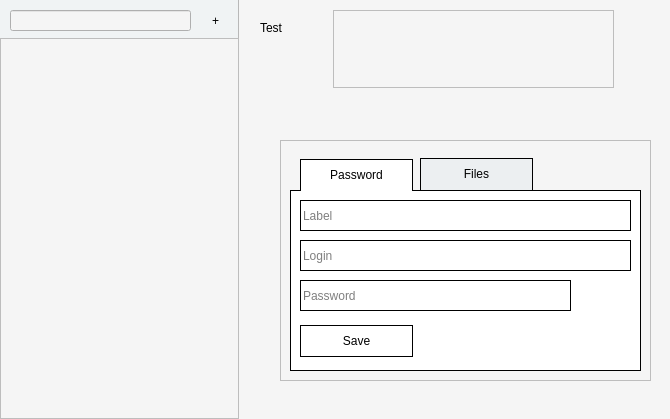
First picture: the form in mainwindow.ui, repository jwdeitch/simplesafe, before the edit.
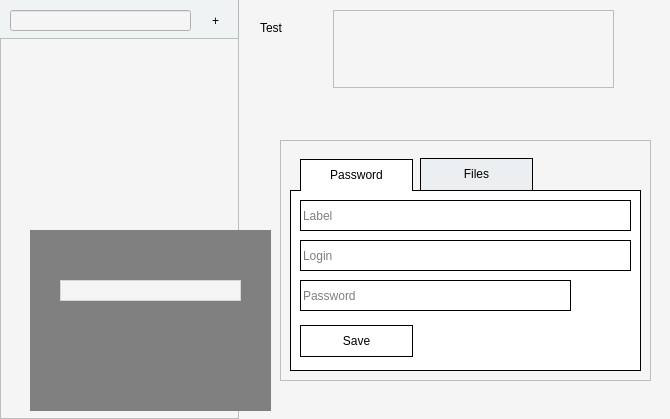
Second picture: the form after the edit. Icons and pictures are not drawn.

What changed in the file:
```diff
--- a/mainwindow.ui
+++ b/mainwindow.ui
@@ -10,6 +10,12 @@
     <height>419</height>
    </rect>
   </property>
+  <property name="sizePolicy">
+   <sizepolicy hsizetype="Fixed" vsizetype="Fixed">
+    <horstretch>0</horstretch>
+    <verstretch>0</verstretch>
+   </sizepolicy>
+  </property>
   <property name="windowTitle">
    <string>MainWindow</string>
   </property>
@@ -35,13 +41,13 @@
     </sizepolicy>
    </property>
    <property name="autoFillBackground">
-    <bool>true</bool>
+    <bool>false</bool>
    </property>
    <property name="styleSheet">
-    <string notr="true">QListView::item:selected { background: #D8DEE1 };
-background-color: #F0F3F4;
+    <string notr="true">background-color: #F0F3F4;
 border: none;
-border-right: 1px solid #B8B8B8;</string>
+border-right: 1px solid #B8B8B8;
+QListView::item:selected { background: #D8DEE1 };</string>
    </property>
    <property name="resizeMode">
     <enum>QListView::Adjust</enum>
@@ -331,13 +337,51 @@
     </rect>
    </property>
   </widget>
+  <widget class="QFrame" name="lockFrame">
+   <property name="geometry">
+    <rect>
+     <x>30</x>
+     <y>230</y>
+     <width>241</width>
+     <height>181</height>
+    </rect>
+   </property>
+   <property name="autoFillBackground">
+    <bool>false</bool>
+   </property>
+   <property name="styleSheet">
+    <string notr="true">background-color: gray;
+border: none;</string>
+   </property>
+   <property name="frameShape">
+    <enum>QFrame::StyledPanel</enum>
+   </property>
+   <property name="frameShadow">
+    <enum>QFrame::Raised</enum>
+   </property>
+   <widget class="QLineEdit" name="masterPassword">
+    <property name="geometry">
+     <rect>
+      <x>30</x>
+      <y>50</y>
+      <width>181</width>
+      <height>21</height>
+     </rect>
+    </property>
+    <property name="styleSheet">
+     <string notr="true">background-color:#F5F5F5;
+border: 1px solid #D4D5D5;</string>
+    </property>
+   </widget>
+  </widget>
   <zorder>searchBackdrop</zorder>
-  <zorder>listWidget</zorder>
   <zorder>selectedNameLabel</zorder>
-  <zorder>newAssetFrame</zorder>
   <zorder>lineEdit</zorder>
   <zorder>newAssetBtn</zorder>
   <zorder>textEdit</zorder>
+  <zorder>listWidget</zorder>
+  <zorder>lockFrame</zorder>
+  <zorder>newAssetFrame</zorder>
  </widget>
  <layoutdefault spacing="6" margin="11"/>
  <resources>
```
